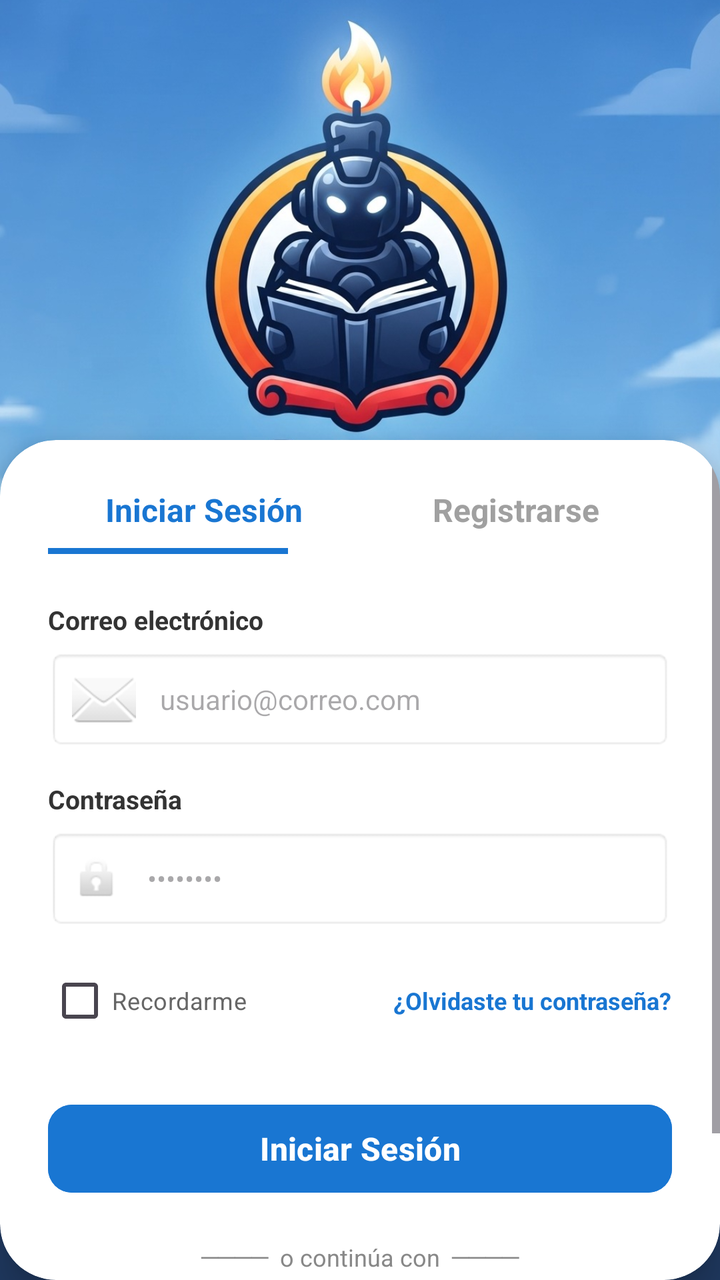
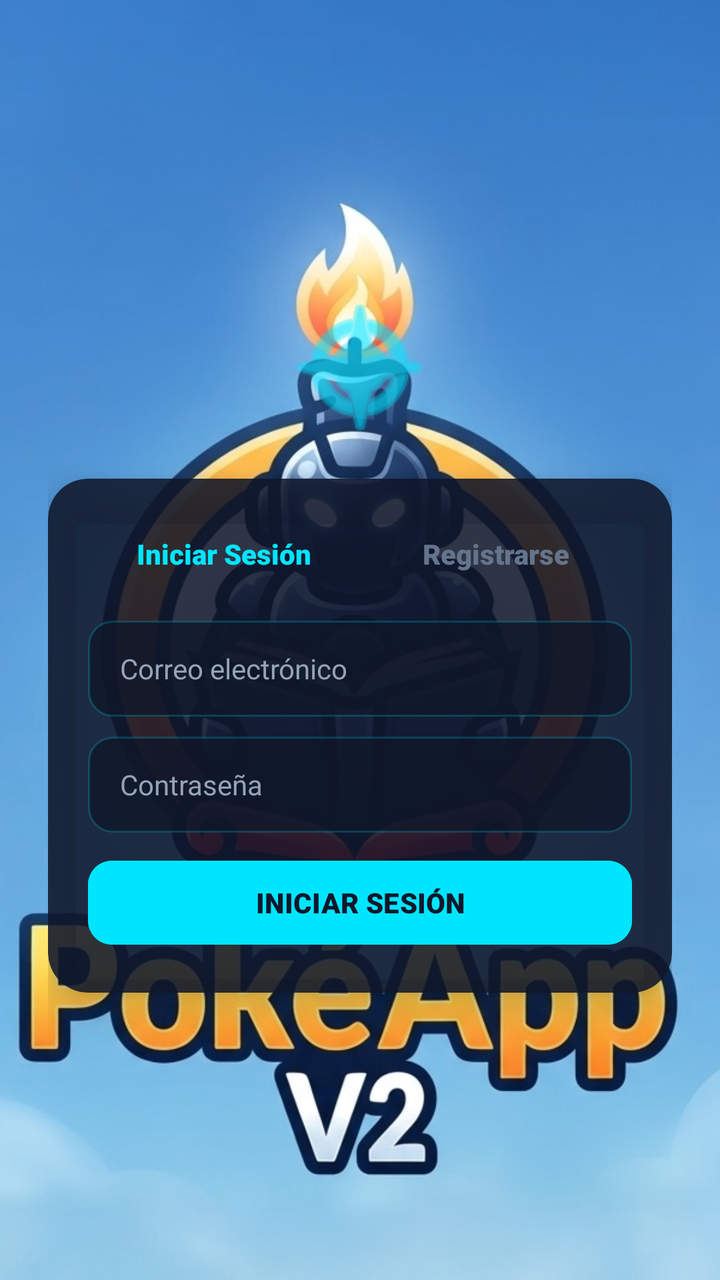

The first picture is an Android layout as it rendered before a commit; the second is the same layout after the commit. The layout source and the unified diff follow.
<!-- AndroidManifest.xml: application theme Theme.PokeApp -->
<!-- res/layout/activity_login.xml -->
<?xml version="1.0" encoding="utf-8"?>
<FrameLayout xmlns:android="http://schemas.android.com/apk/res/android"
    xmlns:app="http://schemas.android.com/apk/res-auto"
    xmlns:tools="http://schemas.android.com/tools"
    android:layout_width="match_parent"
    android:layout_height="match_parent"
    android:background="#203A62"
    tools:context=".LoginActivity">

    
    <ImageView
        android:layout_width="match_parent"
        android:layout_height="280dp"
        android:scaleType="centerCrop"
        android:src="@drawable/fondo1" />

    
    <androidx.cardview.widget.CardView
        android:layout_width="match_parent"
        android:layout_height="match_parent"
        android:layout_marginTop="220dp"
        app:cardBackgroundColor="#FFFFFF"
        app:cardCornerRadius="28dp"
        app:cardElevation="12dp">

        <ScrollView
            android:layout_width="match_parent"
            android:layout_height="match_parent"
            android:fillViewport="true">

            <LinearLayout
                android:layout_width="match_parent"
                android:layout_height="wrap_content"
                android:orientation="vertical"
                android:padding="24dp">

                
                <LinearLayout
                    android:layout_width="match_parent"
                    android:layout_height="wrap_content"
                    android:layout_marginBottom="24dp"
                    android:orientation="horizontal">

                    <TextView
                        android:id="@+id/tvTabLogin"
                        android:layout_width="0dp"
                        android:layout_height="wrap_content"
                        android:layout_weight="1"
                        android:gravity="center"
                        android:paddingBottom="8dp"
                        android:text="Iniciar Sesión"
                        android:textColor="#1976D2"
                        android:textSize="16sp"
                        android:textStyle="bold" />

                    <TextView
                        android:id="@+id/tvTabRegister"
                        android:layout_width="0dp"
                        android:layout_height="wrap_content"
                        android:layout_weight="1"
                        android:gravity="center"
                        android:paddingBottom="8dp"
                        android:text="Registrarse"
                        android:textColor="#A0A0A0"
                        android:textSize="16sp"
                        android:textStyle="bold" />
                </LinearLayout>

                
                <View
                    android:layout_width="120dp"
                    android:layout_height="3dp"
                    android:layout_marginTop="-24dp"
                    android:layout_marginBottom="24dp"
                    android:background="#1976D2" />

                
                <TextView
                    android:layout_width="wrap_content"
                    android:layout_height="wrap_content"
                    android:text="Correo electrónico"
                    android:textColor="#333333"
                    android:textSize="13sp"
                    android:textStyle="bold" />

                <EditText
                    android:id="@+id/etEmail"
                    android:layout_width="match_parent"
                    android:layout_height="50dp"
                    android:layout_marginTop="6dp"
                    android:layout_marginBottom="16dp"
                    android:background="@android:drawable/editbox_background"
                    android:drawableStart="@android:drawable/ic_dialog_email"
                    android:drawablePadding="12dp"
                    android:hint="usuario@correo.com"
                    android:inputType="textEmailAddress"
                    android:padding="12dp"
                    android:textSize="14sp" />

                
                <TextView
                    android:layout_width="wrap_content"
                    android:layout_height="wrap_content"
                    android:text="Contraseña"
                    android:textColor="#333333"
                    android:textSize="13sp"
                    android:textStyle="bold" />

                <EditText
                    android:id="@+id/etPassword"
                    android:layout_width="match_parent"
                    android:layout_height="50dp"
                    android:layout_marginTop="6dp"
                    android:layout_marginBottom="12dp"
                    android:background="@android:drawable/editbox_background"
                    android:drawableStart="@android:drawable/ic_lock_idle_lock"
                    android:drawablePadding="12dp"
                    android:hint="••••••••"
                    android:inputType="textPassword"
                    android:padding="12dp"
                    android:textSize="14sp" />

                
                <RelativeLayout
                    android:layout_width="match_parent"
                    android:layout_height="wrap_content"
                    android:layout_marginBottom="24dp">

                    <CheckBox
                        android:id="@+id/cbRemember"
                        android:layout_width="wrap_content"
                        android:layout_height="wrap_content"
                        android:layout_alignParentStart="true"
                        android:text="Recordarme"
                        android:textColor="#666666"
                        android:textSize="12sp" />

                    <TextView
                        android:id="@+id/tvForgotPassword"
                        android:layout_width="wrap_content"
                        android:layout_height="wrap_content"
                        android:layout_alignParentEnd="true"
                        android:layout_centerVertical="true"
                        android:text="¿Olvidaste tu contraseña?"
                        android:textColor="#1976D2"
                        android:textSize="12sp"
                        android:textStyle="bold" />
                </RelativeLayout>

                
                <Button
                    android:id="@+id/btnLogin"
                    android:layout_width="match_parent"
                    android:layout_height="52dp"
                    android:backgroundTint="#1976D2"
                    android:text="Iniciar Sesión"
                    android:textAllCaps="false"
                    android:textSize="16sp"
                    android:textStyle="bold"
                    app:cornerRadius="12dp" />

                
                <TextView
                    android:layout_width="match_parent"
                    android:layout_height="wrap_content"
                    android:layout_marginTop="20dp"
                    android:layout_marginBottom="16dp"
                    android:gravity="center"
                    android:text="────  o continúa con  ────"
                    android:textColor="#888888"
                    android:textSize="12sp" />

                
                <Button
                    android:id="@+id/btnRegister"
                    style="?attr/materialButtonOutlinedStyle"
                    android:layout_width="match_parent"
                    android:layout_height="52dp"
                    android:text="Crear una cuenta"
                    android:textAllCaps="false"
                    android:textColor="#1976D2"
                    android:textSize="15sp"
                    android:textStyle="bold"
                    app:cornerRadius="12dp"
                    app:strokeColor="#1976D2"
                    app:strokeWidth="1.5dp" />

            </LinearLayout>
        </ScrollView>
    </androidx.cardview.widget.CardView>

</FrameLayout>
<!-- resources referenced by this layout -->
<resources>
  <!-- drawable fondo1: jpg bitmap (drawable, 134526 bytes) -->
  <style name="Theme.PokeApp" parent="Base.Theme.PokeApp" />
  <style name="Base.Theme.PokeApp" parent="Theme.Material3.DayNight.NoActionBar">
          
          
      </style>
</resources>

<!-- the commit's change to res/layout/activity_login.xml (unified diff, before → after) -->
@@ -1,192 +1,268 @@
 <?xml version="1.0" encoding="utf-8"?>
 <FrameLayout xmlns:android="http://schemas.android.com/apk/res/android"
     xmlns:app="http://schemas.android.com/apk/res-auto"
-    xmlns:tools="http://schemas.android.com/tools"
     android:layout_width="match_parent"
     android:layout_height="match_parent"
-    android:background="#203A62"
-    tools:context=".LoginActivity">
+    android:background="#0F172A">
 
     
     <ImageView
+        android:id="@+id/ivBackground"
         android:layout_width="match_parent"
-        android:layout_height="280dp"
+        android:layout_height="match_parent"
         android:scaleType="centerCrop"
         android:src="@drawable/fondo1" />
 
-    
-    <androidx.cardview.widget.CardView
+    <ScrollView
         android:layout_width="match_parent"
         android:layout_height="match_parent"
-        android:layout_marginTop="220dp"
-        app:cardBackgroundColor="#FFFFFF"
-        app:cardCornerRadius="28dp"
-        app:cardElevation="12dp">
-
-        <ScrollView
+        android:fillViewport="true">
+
+        <LinearLayout
             android:layout_width="match_parent"
-            android:layout_height="match_parent"
-            android:fillViewport="true">
-
-            <LinearLayout
+            android:layout_height="wrap_content"
+            android:gravity="center"
+            android:orientation="vertical"
+            android:padding="24dp">
+
+            <ImageView
+                android:layout_width="80dp"
+                android:layout_height="80dp"
+                android:layout_marginBottom="16dp"
+                android:src="@android:drawable/ic_menu_compass"
+                app:tint="#00E5FF" />
+
+            <androidx.cardview.widget.CardView
                 android:layout_width="match_parent"
                 android:layout_height="wrap_content"
-                android:orientation="vertical"
-                android:padding="24dp">
-
-                
+                app:cardBackgroundColor="#DD0F172A"
+                app:cardCornerRadius="20dp"
+                app:cardElevation="10dp">
+
                 <LinearLayout
                     android:layout_width="match_parent"
                     android:layout_height="wrap_content"
-                    android:layout_marginBottom="24dp"
-                    android:orientation="horizontal">
-
-                    <TextView
-                        android:id="@+id/tvTabLogin"
-                        android:layout_width="0dp"
+                    android:orientation="vertical"
+                    android:padding="20dp">
+
+                    
+                    <LinearLayout
+                        android:layout_width="match_parent"
                         android:layout_height="wrap_content"
-                        android:layout_weight="1"
-                        android:gravity="center"
-                        android:paddingBottom="8dp"
-                        android:text="Iniciar Sesión"
-                        android:textColor="#1976D2"
-                        android:textSize="16sp"
-                        android:textStyle="bold" />
-
-                    <TextView
-                        android:id="@+id/tvTabRegister"
-                        android:layout_width="0dp"
+                        android:layout_marginBottom="16dp"
+                        android:orientation="horizontal">
+
+                        <TextView
+                            android:id="@+id/tvTabLogin"
+                            android:layout_width="0dp"
+                            android:layout_height="wrap_content"
+                            android:layout_weight="1"
+                            android:fontFamily="sans-serif-black"
+                            android:gravity="center"
+                            android:padding="8dp"
+                            android:text="Iniciar Sesión"
+                            android:textColor="#00E5FF"
+                            android:textSize="14sp" />
+
+                        <TextView
+                            android:id="@+id/tvTabRegister"
+                            android:layout_width="0dp"
+                            android:layout_height="wrap_content"
+                            android:layout_weight="1"
+                            android:fontFamily="sans-serif-black"
+                            android:gravity="center"
+                            android:padding="8dp"
+                            android:text="Registrarse"
+                            android:textColor="#64748B"
+                            android:textSize="14sp" />
+                    </LinearLayout>
+
+                    
+                    <EditText
+                        android:id="@+id/etEmail"
+                        android:layout_width="match_parent"
+                        android:layout_height="48dp"
+                        android:layout_marginBottom="10dp"
+                        android:background="@drawable/bg_text_capsule"
+                        android:hint="Correo electrónico"
+                        android:inputType="textEmailAddress"
+                        android:paddingHorizontal="16dp"
+                        android:textColor="#FFFFFF"
+                        android:textColorHint="#94A3B8"
+                        android:textSize="14sp" />
+
+                    
+                    <EditText
+                        android:id="@+id/etPassword"
+                        android:layout_width="match_parent"
+                        android:layout_height="48dp"
+                        android:layout_marginBottom="10dp"
+                        android:background="@drawable/bg_text_capsule"
+                        android:hint="Contraseña"
+                        android:inputType="textPassword"
+                        android:paddingHorizontal="16dp"
+                        android:textColor="#FFFFFF"
+                        android:textColorHint="#94A3B8"
+                        android:textSize="14sp" />
+
+                    
+                    <LinearLayout
+                        android:id="@+id/layoutRegisterExtra"
+                        android:layout_width="match_parent"
                         android:layout_height="wrap_content"
-                        android:layout_weight="1"
-                        android:gravity="center"
-                        android:paddingBottom="8dp"
-                        android:text="Registrarse"
-                        android:textColor="#A0A0A0"
-                        android:textSize="16sp"
-                        android:textStyle="bold" />
+                        android:orientation="vertical"
+                        android:visibility="gone">
+
+                        <EditText
+                            android:id="@+id/etConfirmPassword"
+                            android:layout_width="match_parent"
+                            android:layout_height="48dp"
+                            android:layout_marginBottom="10dp"
+                            android:background="@drawable/bg_text_capsule"
+                            android:hint="Confirmar contraseña"
+                            android:inputType="textPassword"
+                            android:paddingHorizontal="16dp"
+                            android:textColor="#FFFFFF"
+                            android:textColorHint="#94A3B8"
+                            android:textSize="14sp" />
+
+                        <EditText
+                            android:id="@+id/etBirthDate"
+                            android:layout_width="match_parent"
+                            android:layout_height="48dp"
+                            android:layout_marginBottom="10dp"
+                            android:background="@drawable/bg_text_capsule"
+                            android:focusable="false"
+                            android:hint="Fecha de nacimiento (DD/MM/AAAA)"
+                            android:paddingHorizontal="16dp"
+                            android:textColor="#FFFFFF"
+                            android:textColorHint="#94A3B8"
+                            android:textSize="14sp" />
+
+                        
+                        <TextView
+                            android:layout_width="wrap_content"
+                            android:layout_height="wrap_content"
+                            android:layout_marginTop="4dp"
+                            android:layout_marginBottom="6dp"
+                            android:fontFamily="sans-serif-bold"
+                            android:text="Elige tu Pokémon Inicial:"
+                            android:textColor="#00E5FF"
+                            android:textSize="12sp" />
+
+                        <LinearLayout
+                            android:layout_width="match_parent"
+                            android:layout_height="wrap_content"
+                            android:layout_marginBottom="12dp"
+                            android:gravity="center"
+                            android:orientation="horizontal">
+
+                            <ImageView
+                                android:id="@+id/ivStarterBulbasaur"
+                                android:layout_width="56dp"
+                                android:layout_height="56dp"
+                                android:layout_margin="4dp"
+                                android:background="@drawable/bg_text_capsule"
+                                android:padding="6dp" />
+
+                            <ImageView
+                                android:id="@+id/ivStarterCharmander"
+                                android:layout_width="56dp"
+                                android:layout_height="56dp"
+                                android:layout_margin="4dp"
+                                android:background="@drawable/bg_text_capsule"
+                                android:padding="6dp" />
+
+                            <ImageView
+                                android:id="@+id/ivStarterSquirtle"
+                                android:layout_width="56dp"
+                                android:layout_height="56dp"
+                                android:layout_margin="4dp"
+                                android:background="@drawable/bg_text_capsule"
+                                android:padding="6dp" />
+
+                            <ImageView
+                                android:id="@+id/ivStarterPikachu"
+                                android:layout_width="56dp"
+                                android:layout_height="56dp"
+                                android:layout_margin="4dp"
+                                android:background="@drawable/bg_text_capsule"
+                                android:padding="6dp" />
+
+                        </LinearLayout>
+
+                        <CheckBox
+                            android:id="@+id/cbTerms"
+                            android:layout_width="match_parent"
+                            android:layout_height="wrap_content"
+                            android:layout_marginBottom="12dp"
+                            android:buttonTint="#00E5FF"
+                            android:text="Acepto los Términos y Condiciones"
+                            android:textColor="#E2E8F0"
+                            android:textSize="12sp" />
+
+                    </LinearLayout>
+
+                    <Button
+                        android:id="@+id/btnSubmit"
+                        android:layout_width="match_parent"
+                        android:layout_height="50dp"
+                        android:backgroundTint="#00E5FF"
+                        android:fontFamily="sans-serif-black"
+                        android:text="INICIAR SESIÓN"
+                        android:textColor="#0F172A"
+                        android:textSize="14sp"
+                        app:cornerRadius="12dp" />
+
                 </LinearLayout>
 
-                
-                <View
-                    android:layout_width="120dp"
-                    android:layout_height="3dp"
-                    android:layout_marginTop="-24dp"
-                    android:layout_marginBottom="24dp"
-                    android:background="#1976D2" />
-
-                
-                <TextView
-                    android:layout_width="wrap_content"
-                    android:layout_height="wrap_content"
-                    android:text="Correo electrónico"
-                    android:textColor="#333333"
-                    android:textSize="13sp"
-                    android:textStyle="bold" />
-
-                <EditText
-                    android:id="@+id/etEmail"
-                    android:layout_width="match_parent"
-                    android:layout_height="50dp"
-                    android:layout_marginTop="6dp"
-                    android:layout_marginBottom="16dp"
-                    android:background="@android:drawable/editbox_background"
-                    android:drawableStart="@android:drawable/ic_dialog_email"
-                    android:drawablePadding="12dp"
-                    android:hint="usuario@correo.com"
-                    android:inputType="textEmailAddress"
-                    android:padding="12dp"
-                    android:textSize="14sp" />
-
-                
-                <TextView
-                    android:layout_width="wrap_content"
-                    android:layout_height="wrap_content"
-                    android:text="Contraseña"
-                    android:textColor="#333333"
-                    android:textSize="13sp"
-                    android:textStyle="bold" />
-
-                <EditText
-                    android:id="@+id/etPassword"
-                    android:layout_width="match_parent"
-                    android:layout_height="50dp"
-                    android:layout_marginTop="6dp"
-                    android:layout_marginBottom="12dp"
-                    android:background="@android:drawable/editbox_background"
-                    android:drawableStart="@android:drawable/ic_lock_idle_lock"
-                    android:drawablePadding="12dp"
-                    android:hint="••••••••"
-                    android:inputType="textPassword"
-                    android:padding="12dp"
-                    android:textSize="14sp" />
-
-                
-                <RelativeLayout
-                    android:layout_width="match_parent"
-                    android:layout_height="wrap_content"
-                    android:layout_marginBottom="24dp">
-
-                    <CheckBox
-                        android:id="@+id/cbRemember"
-                        android:layout_width="wrap_content"
-                        android:layout_height="wrap_content"
-                        android:layout_alignParentStart="true"
-                        android:text="Recordarme"
-                        android:textColor="#666666"
-                        android:textSize="12sp" />
-
-                    <TextView
-                        android:id="@+id/tvForgotPassword"
-                        android:layout_width="wrap_content"
-                        android:layout_height="wrap_content"
-                        android:layout_alignParentEnd="true"
-                        android:layout_centerVertical="true"
-                        android:text="¿Olvidaste tu contraseña?"
-                        android:textColor="#1976D2"
-                        android:textSize="12sp"
-                        android:textStyle="bold" />
-                </RelativeLayout>
-
-                
-                <Button
-                    android:id="@+id/btnLogin"
-                    android:layout_width="match_parent"
-                    android:layout_height="52dp"
-                    android:backgroundTint="#1976D2"
-                    android:text="Iniciar Sesión"
-                    android:textAllCaps="false"
-                    android:textSize="16sp"
-                    android:textStyle="bold"
-                    app:cornerRadius="12dp" />
-
-                
-                <TextView
-                    android:layout_width="match_parent"
-                    android:layout_height="wrap_content"
-                    android:layout_marginTop="20dp"
-                    android:layout_marginBottom="16dp"
-                    android:gravity="center"
-                    android:text="────  o continúa con  ────"
-                    android:textColor="#888888"
-                    android:textSize="12sp" />
-
-                
-                <Button
-                    android:id="@+id/btnRegister"
-                    style="?attr/materialButtonOutlinedStyle"
-                    android:layout_width="match_parent"
-                    android:layout_height="52dp"
-                    android:text="Crear una cuenta"
-                    android:textAllCaps="false"
-                    android:textColor="#1976D2"
-                    android:textSize="15sp"
-                    android:textStyle="bold"
-                    app:cornerRadius="12dp"
-                    app:strokeColor="#1976D2"
-                    app:strokeWidth="1.5dp" />
-
-            </LinearLayout>
-        </ScrollView>
-    </androidx.cardview.widget.CardView>
+            </androidx.cardview.widget.CardView>
+
+        </LinearLayout>
+
+    </ScrollView>
+
+    
+    <FrameLayout
+        android:id="@+id/loadingOverlay"
+        android:layout_width="match_parent"
+        android:layout_height="match_parent"
+        android:background="#E60F172A"
+        android:clickable="true"
+        android:focusable="true"
+        android:visibility="gone">
+
+        <LinearLayout
+            android:layout_width="wrap_content"
+            android:layout_height="wrap_content"
+            android:layout_gravity="center"
+            android:gravity="center"
+            android:orientation="vertical">
+
+            <ImageView
+                android:id="@+id/ivCharizardLoading"
+                android:layout_width="120dp"
+                android:layout_height="120dp"
+                android:scaleType="fitCenter" />
+
+            <ProgressBar
+                android:layout_width="32dp"
+                android:layout_height="32dp"
+                android:layout_marginTop="8dp"
+                android:indeterminateTint="#00E5FF" />
+
+            <TextView
+                android:id="@+id/tvLoadingText"
+                android:layout_width="wrap_content"
+                android:layout_height="wrap_content"
+                android:layout_marginTop="12dp"
+                android:fontFamily="sans-serif-black"
+                android:text="Conectando a Pokédex Network..."
+                android:textColor="#00E5FF"
+                android:textSize="14sp" />
+
+        </LinearLayout>
+
+    </FrameLayout>
 
 </FrameLayout>
<!-- resource entries referenced after the edit -->
@@ -1,5 +1,15 @@
 <!-- resources referenced by this layout -->
 <resources>
+  <!-- drawable bg_text_capsule (drawable) -->
+  <?xml version="1.0" encoding="utf-8"?>
+  <shape xmlns:android="http://schemas.android.com/apk/res/android"
+      android:shape="rectangle">
+      <solid android:color="#CC0F172A" /> 
+      <corners android:radius="12dp" />
+      <stroke
+          android:width="1dp"
+          android:color="#3300E5FF" /> 
+  </shape>
   <!-- drawable fondo1: jpg bitmap (drawable, 134526 bytes) -->
   <style name="Theme.PokeApp" parent="Base.Theme.PokeApp" />
   <style name="Base.Theme.PokeApp" parent="Theme.Material3.DayNight.NoActionBar">
